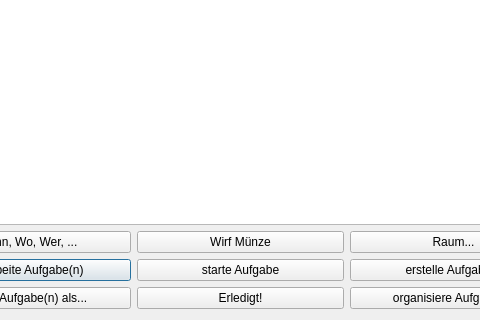
Old version of the form src/ui/task_list.ui in the repository amogorkon/watnu; both pictures show x 87 to 567 and y 182 to 502 of the 655 by 502 pixel window.
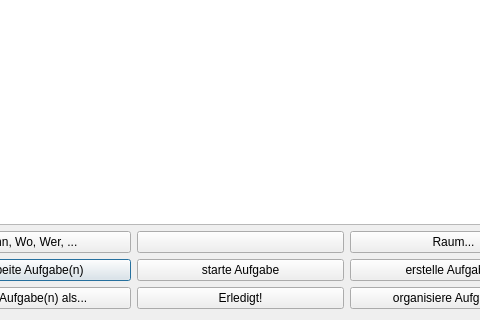
New version of the form. Icons and pictures are not drawn.

Patch:
```diff
--- a/src/ui/task_list.ui
+++ b/src/ui/task_list.ui
@@ -410,11 +410,7 @@
         </sizepolicy>
        </property>
        <property name="text">
-        <string>Wirf Münze</string>
-       </property>
-       <property name="icon">
-        <iconset>
-         <normaloff>../extra/feathericons/coin.svg</normaloff>../extra/feathericons/coin.svg</iconset>
+        <string/>
        </property>
        <property name="shortcut">
         <string>8</string>
```
